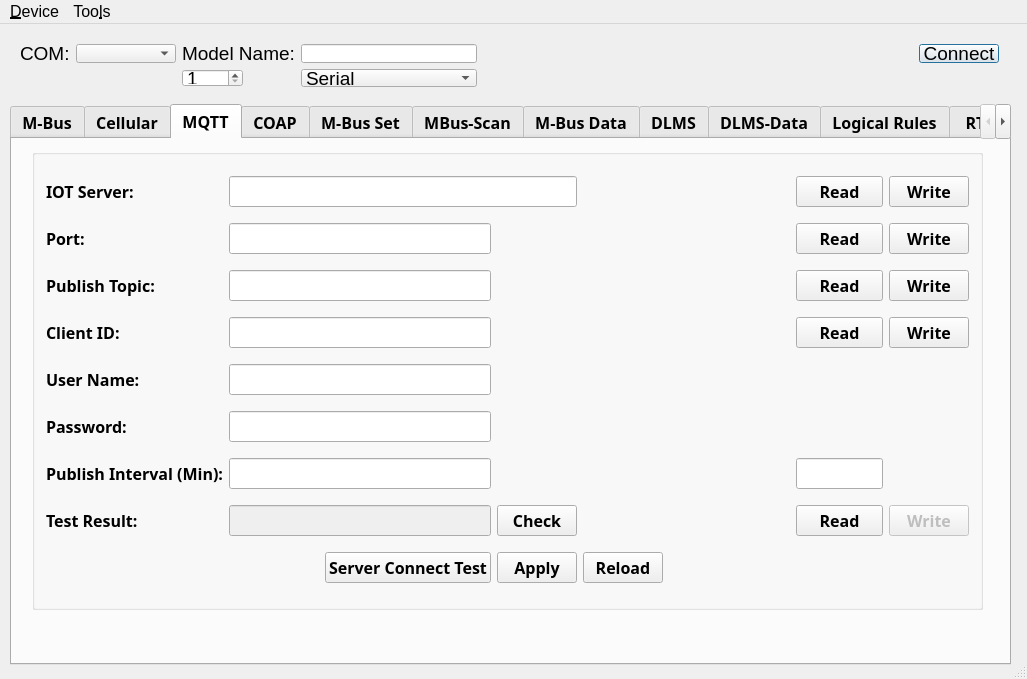
Qt form mainwindow.ui (mikewomaster/nb) before a commit.
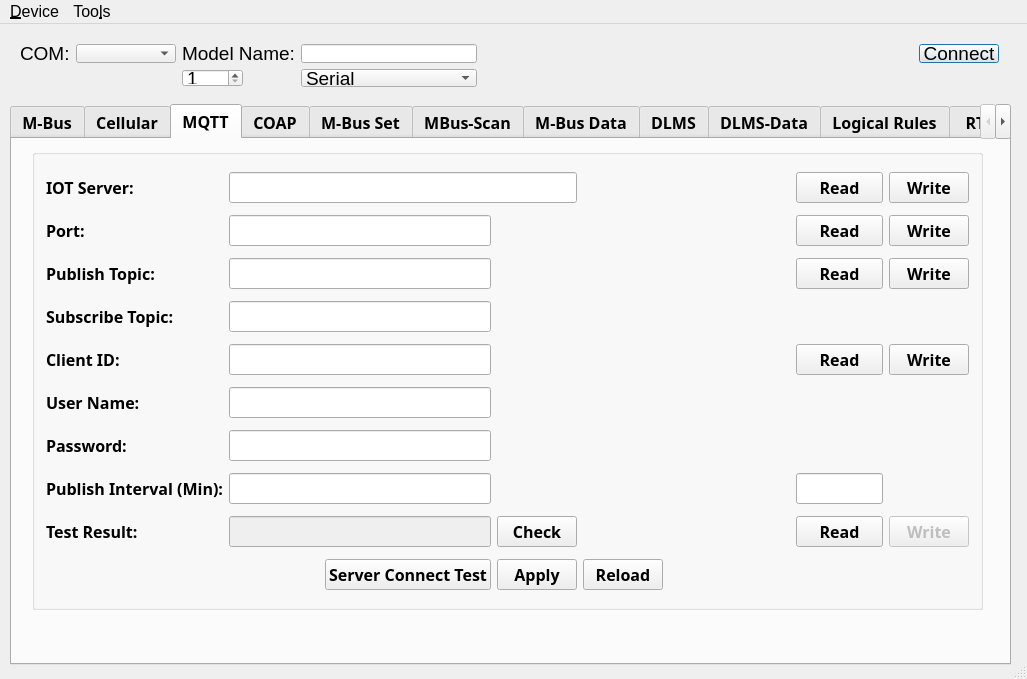
The same form after that commit. The open tabs and pages were chosen to show the change. Icons and pictures are not drawn.

The edit to the form file:
```diff
--- a/mainwindow.ui
+++ b/mainwindow.ui
@@ -5297,14 +5297,14 @@
        <set>Qt::AlignLeading|Qt::AlignLeft|Qt::AlignVCenter</set>
       </property>
       <layout class="QGridLayout" name="gridLayout_11">
-       <item row="4" column="1">
+       <item row="5" column="1">
         <widget class="QLabel" name="label_133">
          <property name="text">
           <string>User Name:</string>
          </property>
         </widget>
        </item>
-       <item row="3" column="1">
+       <item row="4" column="1">
         <widget class="QLabel" name="label_117">
          <property name="text">
           <string>Client ID:</string>
@@ -5318,7 +5318,7 @@
          </property>
         </widget>
        </item>
-       <item row="7" column="1">
+       <item row="8" column="1">
         <widget class="QLabel" name="label_120">
          <property name="text">
           <string>Test Result:</string>
@@ -5332,7 +5332,7 @@
          </property>
         </widget>
        </item>
-       <item row="7" column="2">
+       <item row="8" column="2">
         <widget class="QLineEdit" name="mqttStatusLineEdit">
          <property name="enabled">
           <bool>false</bool>
@@ -5376,7 +5376,7 @@
          </property>
         </widget>
        </item>
-       <item row="3" column="2">
+       <item row="4" column="2">
         <widget class="QLineEdit" name="idLineEdit">
          <property name="sizePolicy">
           <sizepolicy hsizetype="Preferred" vsizetype="Fixed">
@@ -5412,7 +5412,7 @@
          </property>
         </widget>
        </item>
-       <item row="8" column="4">
+       <item row="9" column="4">
         <widget class="QPushButton" name="mqttReload">
          <property name="sizePolicy">
           <sizepolicy hsizetype="Fixed" vsizetype="Fixed">
@@ -5471,14 +5471,14 @@
          </property>
         </widget>
        </item>
-       <item row="3" column="12">
+       <item row="4" column="12">
         <widget class="QPushButton" name="idWrite">
          <property name="text">
           <string>Write</string>
          </property>
         </widget>
        </item>
-       <item row="5" column="2">
+       <item row="6" column="2">
         <widget class="QLineEdit" name="mqttPasswordLineEdit">
          <property name="sizePolicy">
           <sizepolicy hsizetype="Preferred" vsizetype="Fixed">
@@ -5491,7 +5491,7 @@
          </property>
         </widget>
        </item>
-       <item row="8" column="3">
+       <item row="9" column="3">
         <widget class="QPushButton" name="mqttApply">
          <property name="sizePolicy">
           <sizepolicy hsizetype="Fixed" vsizetype="Fixed">
@@ -5504,21 +5504,21 @@
          </property>
         </widget>
        </item>
-       <item row="3" column="11">
+       <item row="4" column="11">
         <widget class="QPushButton" name="idRead">
          <property name="text">
           <string>Read</string>
          </property>
         </widget>
        </item>
-       <item row="5" column="1">
+       <item row="6" column="1">
         <widget class="QLabel" name="label_134">
          <property name="text">
           <string>Password:</string>
          </property>
         </widget>
        </item>
-       <item row="7" column="12">
+       <item row="8" column="12">
         <widget class="QPushButton" name="pidButtonWrite_8">
          <property name="enabled">
           <bool>false</bool>
@@ -5528,7 +5528,7 @@
          </property>
         </widget>
        </item>
-       <item row="4" column="2">
+       <item row="5" column="2">
         <widget class="QLineEdit" name="mqttUserNameLineEdit">
          <property name="sizePolicy">
           <sizepolicy hsizetype="Preferred" vsizetype="Fixed">
@@ -5541,7 +5541,7 @@
          </property>
         </widget>
        </item>
-       <item row="7" column="11">
+       <item row="8" column="11">
         <widget class="QPushButton" name="mqttStatusRead">
          <property name="text">
           <string>Read</string>
@@ -5561,7 +5561,7 @@
          </property>
         </widget>
        </item>
-       <item row="6" column="11">
+       <item row="7" column="11">
         <widget class="QLineEdit" name="mqttPasswordLineEdit_2">
          <property name="sizePolicy">
           <sizepolicy hsizetype="Preferred" vsizetype="Fixed">
@@ -5574,14 +5574,14 @@
          </property>
         </widget>
        </item>
-       <item row="6" column="1">
+       <item row="7" column="1">
         <widget class="QLabel" name="label_124">
          <property name="text">
           <string>Publish Interval (Min):</string>
          </property>
         </widget>
        </item>
-       <item row="6" column="2">
+       <item row="7" column="2">
         <widget class="QLineEdit" name="intervalLineEdit">
          <property name="sizePolicy">
           <sizepolicy hsizetype="Preferred" vsizetype="Fixed">
@@ -5597,7 +5597,7 @@
          </property>
         </widget>
        </item>
-       <item row="8" column="2">
+       <item row="9" column="2">
         <layout class="QHBoxLayout" name="horizontalLayout_7">
          <item>
           <spacer name="horizontalSpacer_16">
@@ -5621,13 +5621,33 @@
          </item>
         </layout>
        </item>
-       <item row="7" column="3">
+       <item row="8" column="3">
         <widget class="QPushButton" name="mqttCheckPushButton">
          <property name="text">
           <string>Check</string>
          </property>
         </widget>
        </item>
+       <item row="3" column="1">
+        <widget class="QLabel" name="label_161">
+         <property name="text">
+          <string>Subscribe Topic:</string>
+         </property>
+        </widget>
+       </item>
+       <item row="3" column="2">
+        <widget class="QLineEdit" name="subTopicLineEdit">
+         <property name="sizePolicy">
+          <sizepolicy hsizetype="Preferred" vsizetype="Fixed">
+           <horstretch>0</horstretch>
+           <verstretch>0</verstretch>
+          </sizepolicy>
+         </property>
+         <property name="text">
+          <string/>
+         </property>
+        </widget>
+       </item>
       </layout>
      </widget>
     </widget>
```
Left out of the diff: 8 changed lines with no effect on the pictures.
